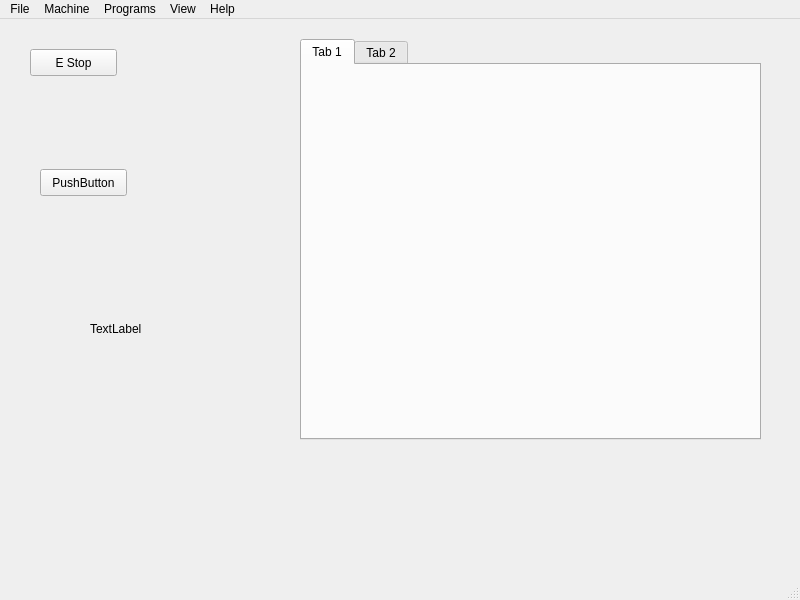
Before: the Qt Designer form examples/testgui/Errors/errors.ui in jethornton/flexgui, drawn with Qt 5.
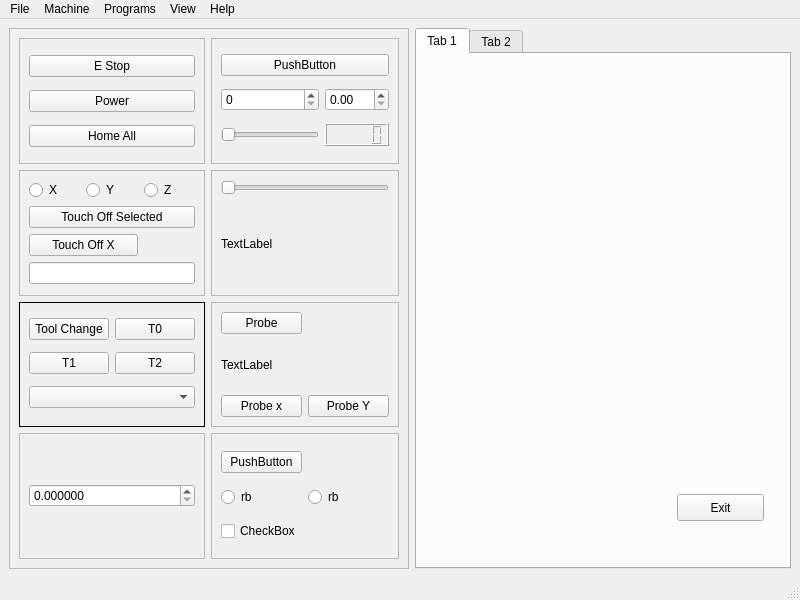
After: the same form once the commit is applied. The open tabs and pages were chosen to show the change.

Patch:
```diff
--- a/examples/testgui/Errors/errors.ui
+++ b/examples/testgui/Errors/errors.ui
@@ -14,96 +14,442 @@
    <string>MainWindow</string>
   </property>
   <widget class="QWidget" name="centralwidget">
-   <widget class="QTabWidget" name="tabWidget">
-    <property name="geometry">
-     <rect>
-      <x>300</x>
-      <y>20</y>
-      <width>461</width>
-      <height>401</height>
-     </rect>
-    </property>
-    <property name="currentIndex">
-     <number>1</number>
-    </property>
-    <widget class="QWidget" name="tab">
-     <attribute name="title">
-      <string>Tab 1</string>
-     </attribute>
-    </widget>
-    <widget class="QWidget" name="tab_2">
-     <attribute name="title">
-      <string>Tab 2</string>
-     </attribute>
-     <layout class="QGridLayout" name="gridLayout">
-      <item row="1" column="0">
-       <widget class="QPushButton" name="save_pb">
-        <property name="text">
-         <string>Save</string>
+   <layout class="QHBoxLayout" name="horizontalLayout">
+    <item>
+     <widget class="QFrame" name="frame">
+      <property name="minimumSize">
+       <size>
+        <width>400</width>
+        <height>0</height>
+       </size>
+      </property>
+      <property name="frameShape">
+       <enum>QFrame::StyledPanel</enum>
+      </property>
+      <property name="frameShadow">
+       <enum>QFrame::Raised</enum>
+      </property>
+      <layout class="QGridLayout" name="gridLayout_4">
+       <item row="0" column="0">
+        <widget class="QFrame" name="frame_2">
+         <property name="frameShape">
+          <enum>QFrame::StyledPanel</enum>
+         </property>
+         <property name="frameShadow">
+          <enum>QFrame::Raised</enum>
+         </property>
+         <layout class="QGridLayout" name="gridLayout_2">
+          <item row="0" column="0">
+           <widget class="QPushButton" name="estop_pb">
+            <property name="text">
+             <string>E Stop</string>
+            </property>
+            <property name="led_indicator" stdset="0">
+             <bool>true</bool>
+            </property>
+           </widget>
+          </item>
+          <item row="1" column="0">
+           <widget class="QPushButton" name="power_pb">
+            <property name="text">
+             <string>Power</string>
+            </property>
+           </widget>
+          </item>
+          <item row="2" column="0">
+           <widget class="QPushButton" name="home_all_pb">
+            <property name="text">
+             <string>Home All</string>
+            </property>
+           </widget>
+          </item>
+         </layout>
+        </widget>
+       </item>
+       <item row="0" column="1">
+        <widget class="QFrame" name="frame_7">
+         <property name="frameShape">
+          <enum>QFrame::StyledPanel</enum>
+         </property>
+         <property name="frameShadow">
+          <enum>QFrame::Raised</enum>
+         </property>
+         <layout class="QGridLayout" name="gridLayout_10">
+          <item row="0" column="0" colspan="2">
+           <widget class="QPushButton" name="pushButton">
+            <property name="text">
+             <string>PushButton</string>
+            </property>
+            <property name="function" stdset="0">
+             <string>hal_pin</string>
+            </property>
+            <property name="pin_name" stdset="0">
+             <string>hal-pb</string>
+            </property>
+           </widget>
+          </item>
+          <item row="1" column="1">
+           <widget class="QDoubleSpinBox" name="doubleSpinBox_2">
+            <property name="function" stdset="0">
+             <string>hal_pin</string>
+            </property>
+            <property name="pin_name" stdset="0">
+             <string>hal-pin-dsb</string>
+            </property>
+           </widget>
+          </item>
+          <item row="1" column="0">
+           <widget class="QSpinBox" name="spinBox">
+            <property name="function" stdset="0">
+             <string>hal_pin</string>
+            </property>
+            <property name="pin_name" stdset="0">
+             <string>hal-sb</string>
+            </property>
+            <property name="hal_type" stdset="0">
+             <string>HAL_U32</string>
+            </property>
+           </widget>
+          </item>
+          <item row="2" column="0">
+           <widget class="QSlider" name="horizontalSlider">
+            <property name="orientation">
+             <enum>Qt::Horizontal</enum>
+            </property>
+            <property name="function" stdset="0">
+             <string>hal_pin</string>
+            </property>
+            <property name="pin_name" stdset="0">
+             <string>hal-pin-hs</string>
+            </property>
+            <property name="hal_type" stdset="0">
+             <string>HAL_U32</string>
+            </property>
+           </widget>
+          </item>
+          <item row="2" column="1">
+           <widget class="QLCDNumber" name="lcdNumber">
+            <property name="function" stdset="0">
+             <string>hal_pin</string>
+            </property>
+            <property name="pin_name" stdset="0">
+             <string>hal-lcd</string>
+            </property>
+            <property name="hal_type" stdset="0">
+             <string>HAL_U32</string>
+            </property>
+           </widget>
+          </item>
+         </layout>
+        </widget>
+       </item>
+       <item row="1" column="0">
+        <widget class="QFrame" name="frame_8">
+         <property name="frameShape">
+          <enum>QFrame::StyledPanel</enum>
+         </property>
+         <property name="frameShadow">
+          <enum>QFrame::Raised</enum>
+         </property>
+         <layout class="QGridLayout" name="gridLayout_5">
+          <item row="1" column="0" colspan="3">
+           <widget class="QPushButton" name="touchoff_selected_pb">
+            <property name="text">
+             <string>Touch Off Selected</string>
+            </property>
+           </widget>
+          </item>
+          <item row="2" column="0" colspan="2">
+           <widget class="QPushButton" name="tool_touchoff_x">
+            <property name="text">
+             <string>Touch Off X</string>
+            </property>
+            <property name="source" stdset="0">
+             <string>lineEdit</string>
+            </property>
+           </widget>
+          </item>
+          <item row="0" column="1">
+           <widget class="QRadioButton" name="axis_select_1">
+            <property name="text">
+             <string>Y</string>
+            </property>
+           </widget>
+          </item>
+          <item row="0" column="2">
+           <widget class="QRadioButton" name="axis_select_2">
+            <property name="text">
+             <string>Z</string>
+            </property>
+           </widget>
+          </item>
+          <item row="0" column="0">
+           <widget class="QRadioButton" name="axis_select_0">
+            <property name="text">
+             <string>X</string>
+            </property>
+           </widget>
+          </item>
+          <item row="3" column="0" colspan="3">
+           <widget class="QLineEdit" name="lineEdit"/>
+          </item>
+         </layout>
+        </widget>
+       </item>
+       <item row="1" column="1">
+        <widget class="QFrame" name="frame_6">
+         <property name="frameShape">
+          <enum>QFrame::StyledPanel</enum>
+         </property>
+         <property name="frameShadow">
+          <enum>QFrame::Raised</enum>
+         </property>
+         <layout class="QGridLayout" name="gridLayout_6">
+          <item row="0" column="0">
+           <widget class="QSlider" name="slider">
+            <property name="orientation">
+             <enum>Qt::Horizontal</enum>
+            </property>
+            <property name="function" stdset="0">
+             <string>hal_io</string>
+            </property>
+            <property name="pin_name" stdset="0">
+             <string>hal-io-slider</string>
+            </property>
+            <property name="hal_type" stdset="0">
+             <string>HAL_U32</string>
+            </property>
+           </widget>
+          </item>
+          <item row="1" column="0">
+           <widget class="QLabel" name="label">
+            <property name="text">
+             <string>TextLabel</string>
+            </property>
+            <property name="function" stdset="0">
+             <string>hal_pin</string>
+            </property>
+            <property name="pin_name" stdset="0">
+             <string>hal-label</string>
+            </property>
+            <property name="hal_type" stdset="0">
+             <string>HAL_U32</string>
+            </property>
+            <property name="zero_padding" stdset="0">
+             <string>5</string>
+            </property>
+           </widget>
+          </item>
+         </layout>
+        </widget>
+       </item>
+       <item row="2" column="0">
+        <widget class="QFrame" name="frame">
+         <property name="frameShape">
+          <enum>QFrame::Box</enum>
+         </property>
+         <layout class="QGridLayout" name="gridLayout_3">
+          <item row="2" column="0" colspan="2">
+           <widget class="QComboBox" name="tool_change_cb"/>
+          </item>
+          <item row="0" column="0">
+           <widget class="QPushButton" name="tool_change_pb">
+            <property name="text">
+             <string>Tool Change</string>
+            </property>
+           </widget>
+          </item>
+          <item row="0" column="1">
+           <widget class="QPushButton" name="tool_change_pb_0">
+            <property name="text">
+             <string>T0</string>
+            </property>
+           </widget>
+          </item>
+          <item row="1" column="0">
+           <widget class="QPushButton" name="tool_change_pb_1">
+            <property name="text">
+             <string>T1</string>
+            </property>
+           </widget>
+          </item>
+          <item row="1" column="1">
+           <widget class="QPushButton" name="tool_change_pb_2">
+            <property name="text">
+             <string>T2</string>
+            </property>
+           </widget>
+          </item>
+         </layout>
+        </widget>
+       </item>
+       <item row="2" column="1">
+        <widget class="QFrame" name="frame_5">
+         <property name="frameShape">
+          <enum>QFrame::StyledPanel</enum>
+         </property>
+         <property name="frameShadow">
+          <enum>QFrame::Raised</enum>
+         </property>
+         <layout class="QGridLayout" name="gridLayout_7">
+          <item row="2" column="1">
+           <widget class="QPushButton" name="probe_b">
+            <property name="text">
+             <string>Probe Y</string>
+            </property>
+           </widget>
+          </item>
+          <item row="0" column="0">
+           <widget class="QPushButton" name="probing_enable_pb">
+            <property name="text">
+             <string>Probe</string>
+            </property>
+           </widget>
+          </item>
+          <item row="2" column="0">
+           <widget class="QPushButton" name="probe_x">
+            <property name="text">
+             <string>Probe x</string>
+            </property>
+           </widget>
+          </item>
+          <item row="1" column="0">
+           <widget class="QLabel" name="probe_a">
+            <property name="text">
+             <string>TextLabel</string>
+            </property>
+           </widget>
+          </item>
+         </layout>
+        </widget>
+       </item>
+       <item row="3" column="0">
+        <widget class="QFrame" name="frame_3">
+         <property name="frameShape">
+          <enum>QFrame::StyledPanel</enum>
+         </property>
+         <property name="frameShadow">
+          <enum>QFrame::Raised</enum>
+         </property>
+         <layout class="QGridLayout" name="gridLayout_8">
+          <item row="0" column="0">
+           <widget class="QDoubleSpinBox" name="doubleSpinBox">
+            <property name="decimals">
+             <number>6</number>
+            </property>
+            <property name="function" stdset="0">
+             <string>set_var</string>
+            </property>
+            <property name="variable" stdset="0">
+             <string>1025</string>
+            </property>
+           </widget>
+          </item>
+         </layout>
+        </widget>
+       </item>
+       <item row="3" column="1">
+        <widget class="QFrame" name="frame_4">
+         <property name="frameShape">
+          <enum>QFrame::StyledPanel</enum>
+         </property>
+         <property name="frameShadow">
+          <enum>QFrame::Raised</enum>
+         </property>
+         <layout class="QGridLayout" name="gridLayout_9">
+          <item row="0" column="0">
+           <widget class="QPushButton" name="bla_btn">
+            <property name="text">
+             <string>PushButton</string>
+            </property>
+            <property name="checkable">
+             <bool>true</bool>
+            </property>
+            <property name="function" stdset="0">
+             <string>hal_io</string>
+            </property>
+            <property name="pin_name" stdset="0">
+             <string>hal-io-pb</string>
+            </property>
+           </widget>
+          </item>
+          <item row="2" column="0">
+           <widget class="QCheckBox" name="checkBox">
+            <property name="text">
+             <string>CheckBox</string>
+            </property>
+           </widget>
+          </item>
+          <item row="1" column="0">
+           <widget class="QRadioButton" name="radioButton">
+            <property name="text">
+             <string>rb</string>
+            </property>
+           </widget>
+          </item>
+          <item row="1" column="1">
+           <widget class="QRadioButton" name="radioButton_2">
+            <property name="text">
+             <string>rb</string>
+            </property>
+           </widget>
+          </item>
+         </layout>
+        </widget>
+       </item>
+      </layout>
+     </widget>
+    </item>
+    <item>
+     <widget class="QTabWidget" name="tabWidget">
+      <property name="currentIndex">
+       <number>0</number>
+      </property>
+      <widget class="QWidget" name="tab">
+       <attribute name="title">
+        <string>Tab 1</string>
+       </attribute>
+       <widget class="QPushButton" name="quit_pb">
+        <property name="geometry">
+         <rect>
+          <x>260</x>
+          <y>440</y>
+          <width>87</width>
+          <height>27</height>
+         </rect>
         </property>
-       </widget>
-      </item>
-      <item row="1" column="1">
-       <widget class="QPushButton" name="save_as_pb">
         <property name="text">
-         <string>Save As</string>
+         <string>Exit</string>
         </property>
        </widget>
-      </item>
-      <item row="0" column="0" colspan="2">
-       <widget class="QPlainTextEdit" name="gcode_pte"/>
-      </item>
-     </layout>
-    </widget>
-   </widget>
-   <widget class="QPushButton" name="estop_pb">
-    <property name="geometry">
-     <rect>
-      <x>30</x>
-      <y>30</y>
-      <width>87</width>
-      <height>27</height>
-     </rect>
-    </property>
-    <property name="text">
-     <string>E Stop</string>
-    </property>
-    <property name="led_indicator" stdset="0">
-     <bool>true</bool>
-    </property>
-   </widget>
-   <widget class="QPushButton" name="pushButton">
-    <property name="geometry">
-     <rect>
-      <x>40</x>
-      <y>150</y>
-      <width>87</width>
-      <height>27</height>
-     </rect>
-    </property>
-    <property name="text">
-     <string>PushButton</string>
-    </property>
-    <property name="function" stdset="0">
-     <string>mdi</string>
-    </property>
-    <property name="command" stdset="0">
-     <string>g0 x0 y0</string>
-    </property>
-   </widget>
-   <widget class="QLabel" name="spindle_cmd_speed_2_lb">
-    <property name="geometry">
-     <rect>
-      <x>90</x>
-      <y>300</y>
-      <width>66</width>
-      <height>19</height>
-     </rect>
-    </property>
-    <property name="text">
-     <string>TextLabel</string>
-    </property>
-   </widget>
+      </widget>
+      <widget class="QWidget" name="tab_2">
+       <attribute name="title">
+        <string>Tab 2</string>
+       </attribute>
+       <layout class="QGridLayout" name="gridLayout">
+        <item row="1" column="0">
+         <widget class="QPushButton" name="save_pb">
+          <property name="text">
+           <string>Save</string>
+          </property>
+         </widget>
+        </item>
+        <item row="1" column="1">
+         <widget class="QPushButton" name="save_as_pb">
+          <property name="text">
+           <string>Save As</string>
+          </property>
+         </widget>
+        </item>
+        <item row="0" column="0" colspan="2">
+         <widget class="QPlainTextEdit" name="gcode_pte"/>
+        </item>
+       </layout>
+      </widget>
+     </widget>
+    </item>
+   </layout>
   </widget>
   <widget class="QMenuBar" name="menubar">
    <property name="geometry">
```
